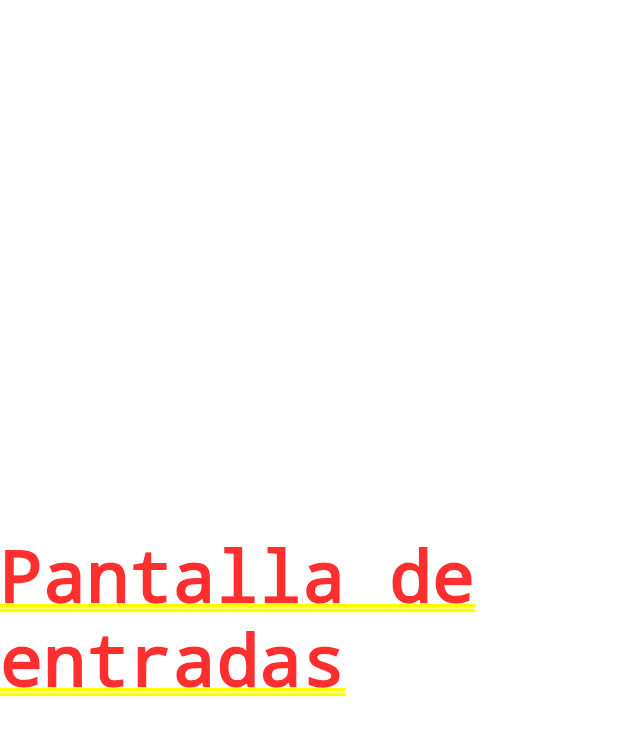
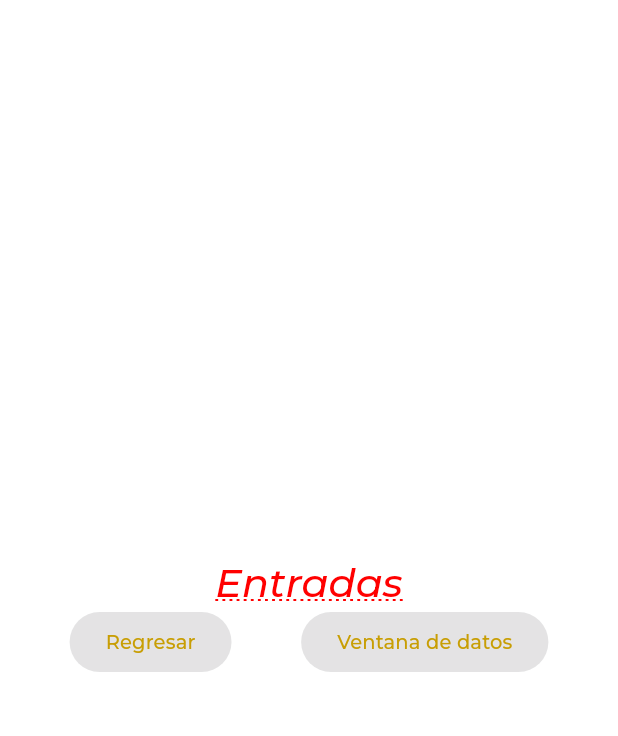
Before and after one commit to Zuleyma29/practica3Gaby, a Flutter app: the screen it shows after launch, after a tap on "Entradas", on a phone screen of 412 x 824 dp. Shown: the top 736 px of the screen. Run offline on Flutter 3.47's test engine with Material 3 defaults, Android fonts, the phone set to English and light mode, and no system bars; our stand-ins replace google_fonts.

Commit message:
Adding ElevatedButtons in InputsScreen

```diff
--- a/lib/screens/home_screen.dart
+++ b/lib/screens/home_screen.dart
@@ -1,5 +1,7 @@
 import 'package:flutter/material.dart';
+import 'package:practica3ver2/screens/infinite_scroll_screen.dart';
 import 'package:practica3ver2/screens/inputs_screen.dart';
+import 'package:practica3ver2/screens/notifications_screen.dart';
 import 'package:practica3ver2/theme/app_theme.dart';
 
 
@@ -42,6 +44,12 @@
             ),
             leading: const Icon(Icons.list),
             trailing: const Icon(Icons.arrow_circle_right_rounded),
+            onTap: () {
+              final ruta2 = MaterialPageRoute(builder: (context){
+                return const InfiniteScrollScreen();
+              });
+              Navigator.push(context, ruta2);
+            },
           ),
           const Divider(),
            ListTile(
@@ -53,6 +61,12 @@
             ),
             leading: const Icon(Icons.notification_add),
             trailing: const Icon(Icons.arrow_circle_right_rounded),
+            onTap: () {
+              final ruta3 = MaterialPageRoute(builder: (context){
+                return const NotificationsScreen();
+              });
+              Navigator.push(context, ruta3);
+            },
           ),
         ],
      ),
--- a/lib/screens/inputs_screen.dart
+++ b/lib/screens/inputs_screen.dart
@@ -1,4 +1,5 @@
 import 'package:flutter/material.dart';
+import 'package:practica3ver2/theme/app_theme.dart';
 
 class InputsScreen extends StatefulWidget {
   const InputsScreen({super.key});
@@ -10,8 +11,27 @@
 class _InputsScreenState extends State<InputsScreen> {
   @override
   Widget build(BuildContext context) {
-    return const Center(
-      child: Text('Pantalla de entradas'),
+    return Column(
+      mainAxisAlignment: MainAxisAlignment.center,
+      children:[
+        Text(
+          'Entradas',
+          style:AppTheme.lightTheme.textTheme.headlineLarge,
+          ),
+          Row(
+            mainAxisAlignment: MainAxisAlignment.spaceEvenly,
+            children: [
+              ElevatedButton(onPressed: null,
+               child: Text('Regresar',
+               style: AppTheme.lightTheme.textTheme.bodySmall,
+               )),
+               ElevatedButton(onPressed: null,
+               child: Text('Ventana de datos',
+               style: AppTheme.lightTheme.textTheme.bodySmall,
+               ),),
+            ],
+          ),
+      ]
     );
   }
 }
--- a/lib/theme/app_theme.dart
+++ b/lib/theme/app_theme.dart
@@ -6,7 +6,7 @@
   //Constante de color primario
   static const primaryColor = Color.fromARGB(255,255,0,0);
   // Constante de color secundario
-  static const secondaryColor=Colors.black;
+  static const secondaryColor=Color.fromARGB(255, 200, 158, 4);
 
   //Constante de color de fondo
   static const backColor = Color.fromARGB(238, 237, 239, 240);
```
